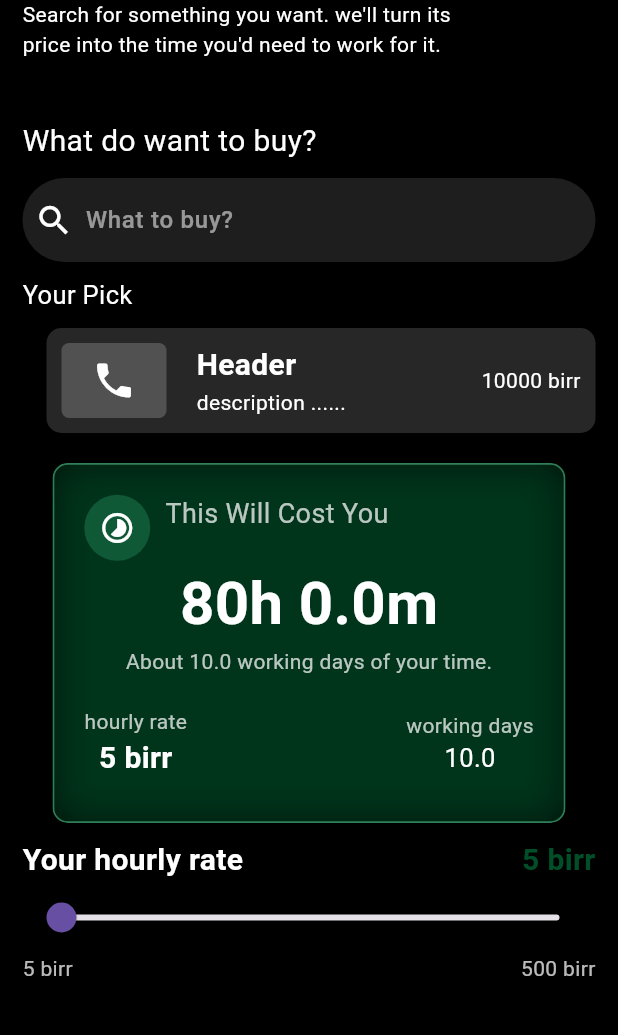
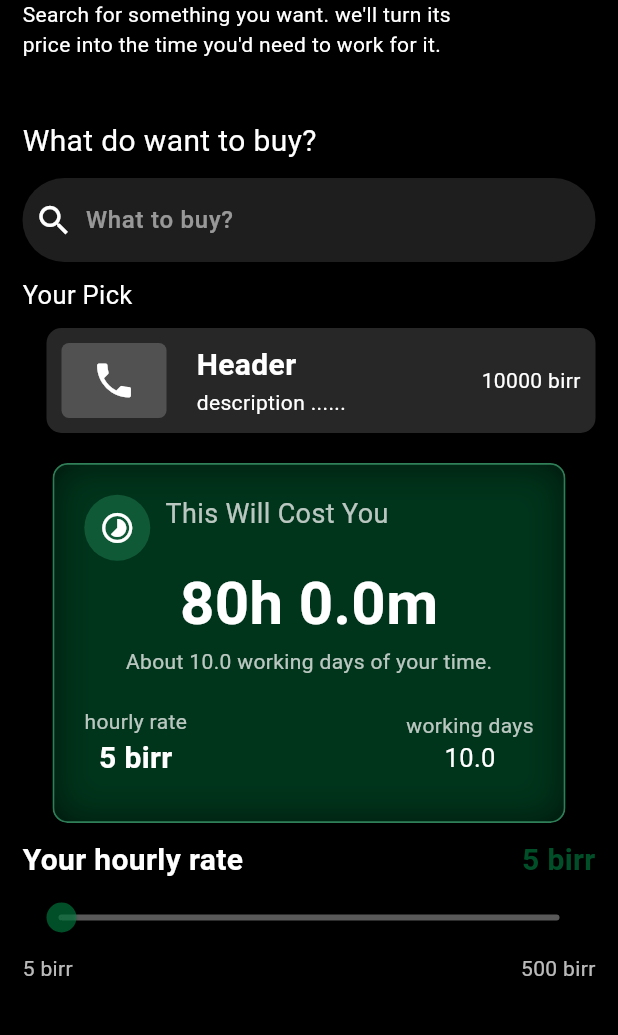
Before and after one commit to Melak-tefera/Should-I-Buy-It-app, a Flutter app: the screen it shows after launch, on a phone screen of 412 x 824 dp, the part 173-1208 px from its top. Run offline on Flutter 3.47's test engine with Material 3 defaults, Android fonts, the phone set to English and light mode, and no system bars.

Commit message:
woking on slider

```diff
--- a/lib/pages/home_page.dart
+++ b/lib/pages/home_page.dart
@@ -339,7 +339,10 @@ class _HomePageState extends State<HomePage> {
                 setState(() {
                   hrate=newvalue;
                 });
-              }
+              },
+              activeColor: Color.fromARGB(255, 1, 132, 69).withValues(alpha: 0.6),
+              inactiveColor: const Color.fromARGB(255, 90, 89, 89),
+
               ),
               Row(
                 children: [
```
